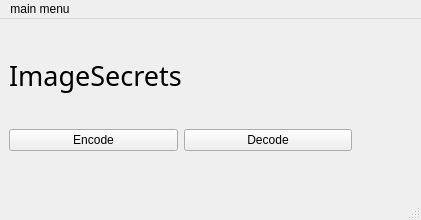
Above: image_secrets/gui/qt_designer/main.ui from lgtm-migrator/imagesecrets before the change. Below: the same form after it.
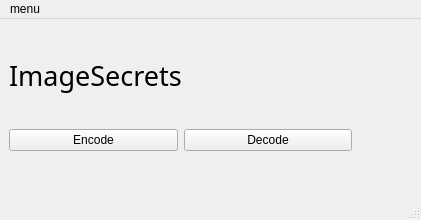
That is the form after the change.

Commit message: Setup main window class and functions to run the gui

```diff
--- a/image_secrets/gui/qt_designer/main.ui
+++ b/image_secrets/gui/qt_designer/main.ui
@@ -72,7 +72,7 @@
    </property>
    <widget class="QMenu" name="menu_main_menu">
     <property name="title">
-     <string>main menu</string>
+     <string>menu</string>
     </property>
     <addaction name="action_encode"/>
     <addaction name="action_decode"/>
```
Left out of the diff: 4 changed lines with no effect on the pictures. The commit also changes 8 other files.
